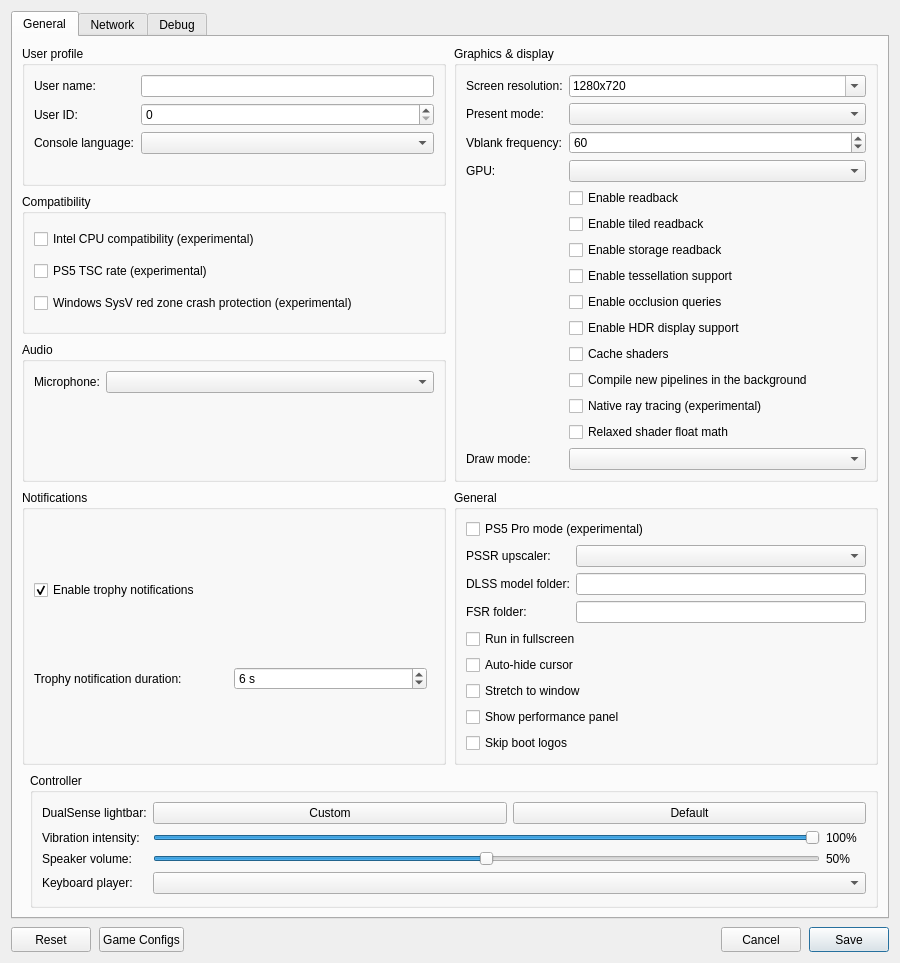
Before: the Qt Designer form src/launcher/forms/configuration_edit_dialog.ui in KytyPS5/KytyPS5, drawn with Qt 5.
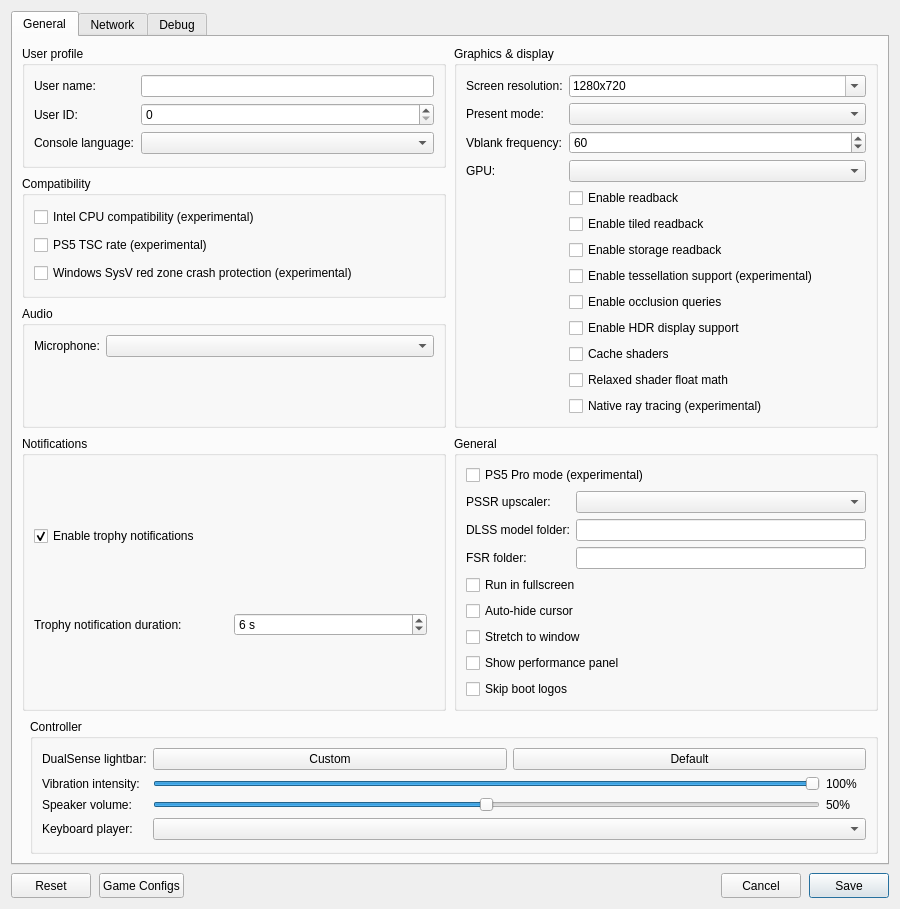
After: the same form once the commit is applied. Custom widgets are drawn as their Qt base class.

Diff of the .ui file:
```diff
--- a/src/launcher/forms/configuration_edit_dialog.ui
+++ b/src/launcher/forms/configuration_edit_dialog.ui
@@ -181,8 +181,8 @@
             </item>
             <item row="8" column="1">
              <widget class="QCheckBox" name="checkBox_tessellation">
-              <property name="toolTip"><string>Draw tessellated geometry, such as GTA V's nearby tree trunks. Unsupported tessellation shaders may cause crashes.</string></property>
-              <property name="text"><string>Enable tessellation support</string></property>
+              <property name="toolTip"><string>Draw tessellated geometry. Disabled by default; unsupported tessellation may cause crashes.</string></property>
+              <property name="text"><string>Enable tessellation support (experimental)</string></property>
              </widget>
             </item>
             <item row="9" column="1">
@@ -204,12 +204,6 @@
              </widget>
             </item>
             <item row="12" column="1">
-             <widget class="QCheckBox" name="checkBox_async_pipelines">
-              <property name="toolTip"><string>Compile new pipelines in the background and skip the draws that need them meanwhile: an object may appear a moment late the first time it is seen, instead of the game stuttering.</string></property>
-              <property name="text"><string>Compile new pipelines in the background</string></property>
-             </widget>
-            </item>
-            <item row="14" column="1">
              <widget class="QCheckBox" name="checkBox_relaxed_shader_float">
               <property name="toolTip"><string>Use the host GPU's native float operations in shaders. Faster, but can be inaccurate.</string></property>
               <property name="text"><string>Relaxed shader float math</string></property>
@@ -221,16 +215,6 @@
               <property name="text"><string>Native ray tracing (experimental)</string></property>
              </widget>
             </item>
-            <item row="15" column="0">
-             <widget class="QLabel" name="label_draw_mode">
-              <property name="text"><string>Draw mode:</string></property>
-             </widget>
-            </item>
-            <item row="15" column="1">
-             <widget class="QComboBox" name="comboBox_draw_mode">
-              <property name="toolTip"><string>Experiment: draw templates, a second resolve thread and a per-draw block of small buffers. Faster in GTA V, still being tested.</string></property>
-             </widget>
-            </item>
            </layout>
           </widget>
          </item>
```
Left out of the diff: 10 changed lines with no effect on the pictures.
